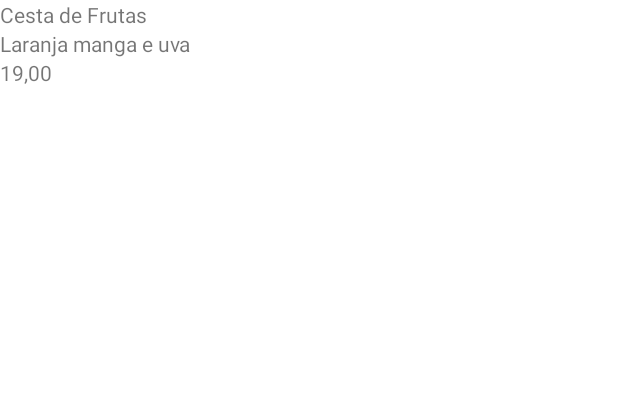
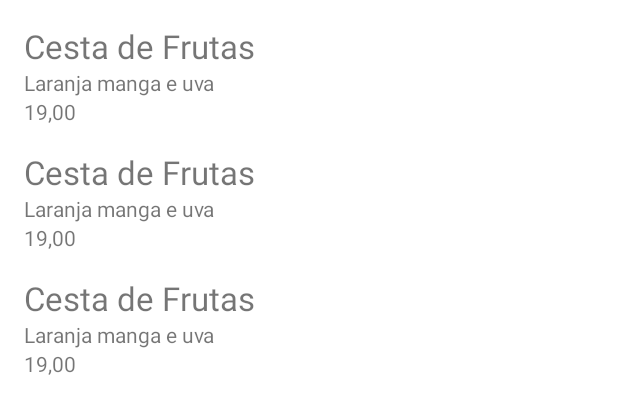
Before and after one commit to BrenoBaiardi/Orgs, an Android app: the layout activity_main.xml on its own in the app's theme, with its tools: preview values and no code run, on a phone screen of 412 x 824 dp. Shown: the top 414 px of the screen. Run offline under Robolectric (Android 15) with nearby library versions, the phone set to English and light mode, and no system bars.

Commit message:
add: recyclerView
criação parcial do adapter

```diff
--- a/app/src/main/AndroidManifest.xml
+++ b/app/src/main/AndroidManifest.xml
@@ -9,7 +9,7 @@
         android:roundIcon="@mipmap/ic_launcher_round"
         android:supportsRtl="true"
         android:theme="@style/Theme.Orgs">
-        <activity android:name=".MainActivity"
+        <activity android:name=".ui.activity.MainActivity"
             android:exported="true">
             <intent-filter>
                 <action android:name="android.intent.action.MAIN"></action>
--- a/app/src/main/res/layout/activity_main.xml
+++ b/app/src/main/res/layout/activity_main.xml
@@ -5,28 +5,14 @@
     android:layout_width="match_parent"
     android:layout_height="match_parent">
 
-    <TextView
-        android:id="@+id/nome"
+    <androidx.recyclerview.widget.RecyclerView
+        android:id="@+id/recyclerView"
         android:layout_width="match_parent"
-        android:layout_height="wrap_content"
-        android:text="Cesta de Frutas"
+        android:layout_height="match_parent"
+        app:layout_constraintBottom_toBottomOf="parent"
+        app:layout_constraintEnd_toEndOf="parent"
         app:layout_constraintStart_toStartOf="parent"
-        app:layout_constraintTop_toTopOf="parent" />
-
-    <TextView
-        android:id="@+id/descricao"
-        android:layout_width="match_parent"
-        android:layout_height="wrap_content"
-        android:text="Laranja manga e uva"
-        app:layout_constraintStart_toStartOf="parent"
-        app:layout_constraintTop_toBottomOf="@+id/nome" />
-
-    <TextView
-        android:id="@+id/valor"
-        android:layout_width="match_parent"
-        android:layout_height="wrap_content"
-        android:text="19,00"
-        app:layout_constraintStart_toStartOf="parent"
-        app:layout_constraintTop_toBottomOf="@id/descricao" />
+        app:layout_constraintTop_toTopOf="parent"
+        tools:listitem="@layout/produto_item" />
 
 </androidx.constraintlayout.widget.ConstraintLayout>
--- /dev/null
+++ b/app/src/main/res/layout/produto_item.xml
@@ -0,0 +1,40 @@
+<?xml version="1.0" encoding="utf-8"?>
+<androidx.constraintlayout.widget.ConstraintLayout xmlns:android="http://schemas.android.com/apk/res/android"
+    android:layout_width="match_parent"
+    android:layout_height="wrap_content"
+    xmlns:app="http://schemas.android.com/apk/res-auto">
+
+    <TextView
+        android:id="@+id/nome"
+        android:layout_width="0dp"
+        android:layout_height="wrap_content"
+        android:layout_margin="16dp"
+        android:text="Cesta de Frutas"
+        android:textSize="22sp"
+        app:layout_constraintStart_toStartOf="parent"
+        app:layout_constraintStart_toEndOf="parent"
+        app:layout_constraintTop_toTopOf="parent" />
+
+    <TextView
+        android:id="@+id/descricao"
+        android:layout_width="0dp"
+        android:layout_height="wrap_content"
+        android:layout_marginStart="16dp"
+        android:layout_marginEnd="16dp"
+        android:text="Laranja manga e uva"
+        app:layout_constraintStart_toStartOf="parent"
+        app:layout_constraintStart_toEndOf="parent"
+        app:layout_constraintTop_toBottomOf="@+id/nome" />
+
+    <TextView
+        android:id="@+id/valor"
+        android:layout_width="0dp"
+        android:layout_height="wrap_content"
+        android:layout_marginStart="16dp"
+        android:layout_marginEnd="16dp"
+        android:text="19,00"
+        app:layout_constraintStart_toStartOf="parent"
+        app:layout_constraintStart_toEndOf="parent"
+        app:layout_constraintTop_toBottomOf="@id/descricao" />
+
+</androidx.constraintlayout.widget.ConstraintLayout>
```
Also changed, not shown: app/src/main/java/br/com/baiardi/orgs/ListaProdutosAdapter.kt (added, +21 -0 lines), app/src/main/java/br/com/baiardi/orgs/MainActivity.kt (deleted, +0 -17 lines), app/src/main/java/br/com/baiardi/orgs/model/Produto.kt (added, +9 -0 lines), app/src/main/java/br/com/baiardi/orgs/ui/activity/MainActivity.kt (added, +19 -0 lines).
